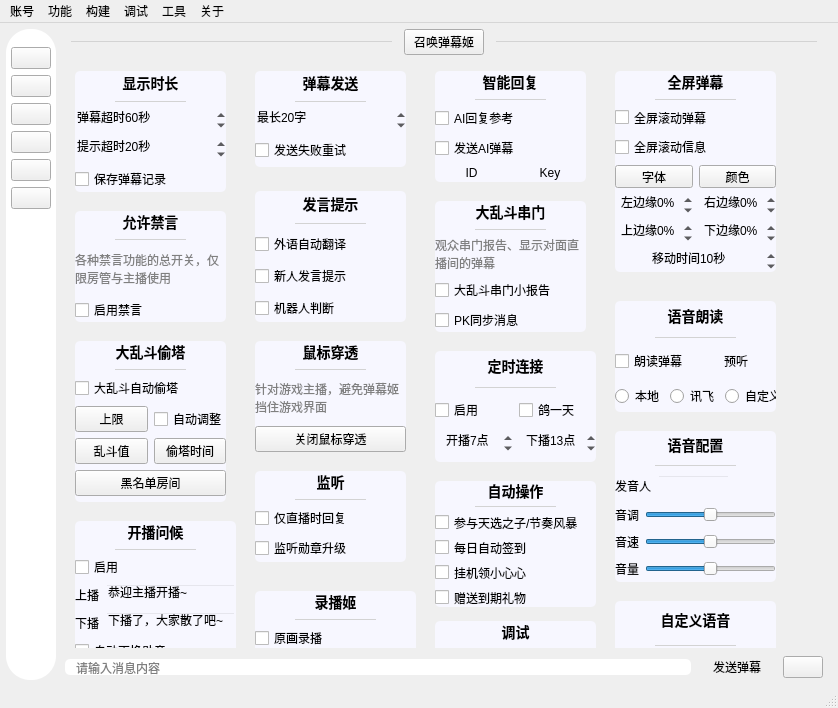
The window that mainwindow/mainwindow.ui (iwxyi/Bilibili-MagicalDanmaku) describes before a commit, drawn with Qt 5.
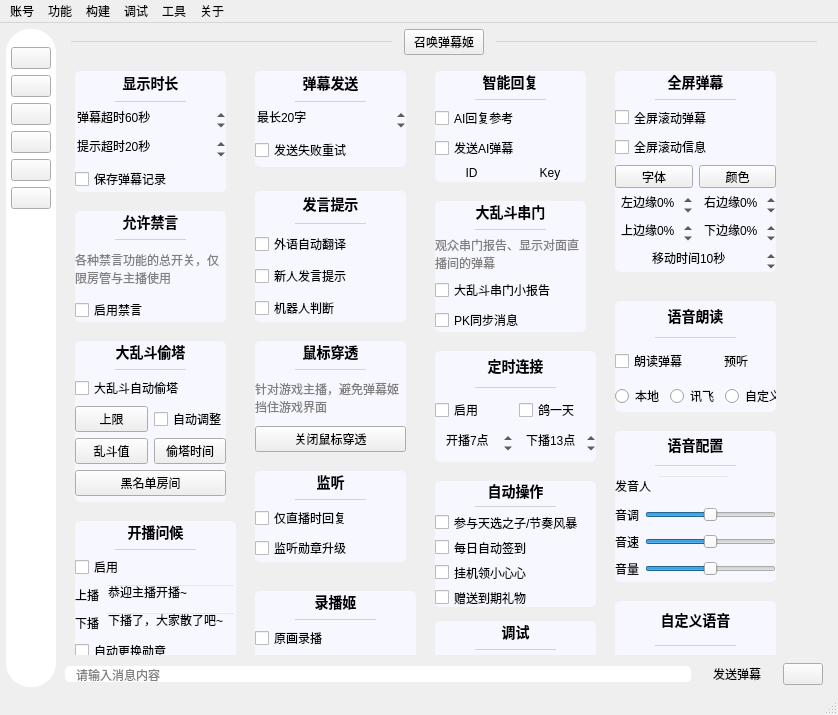
The same window after the commit. The open tabs and pages were chosen to show the change. Icons and pictures are not drawn. Custom widgets are drawn as their Qt base class.

Commit message: 修复黑名单没有内容时的点歌问题

```diff
--- a/mainwindow/mainwindow.ui
+++ b/mainwindow/mainwindow.ui
@@ -7,7 +7,7 @@
     <x>0</x>
     <y>0</y>
     <width>838</width>
-    <height>708</height>
+    <height>715</height>
    </rect>
   </property>
   <property name="windowTitle">
@@ -1047,7 +1047,7 @@
              <x>0</x>
              <y>0</y>
              <width>760</width>
-             <height>592</height>
+             <height>577</height>
             </rect>
            </property>
            <property name="styleSheet">
```
Left out of the diff: 4 changed lines with no effect on the pictures. The commit also changes 1 other file.
